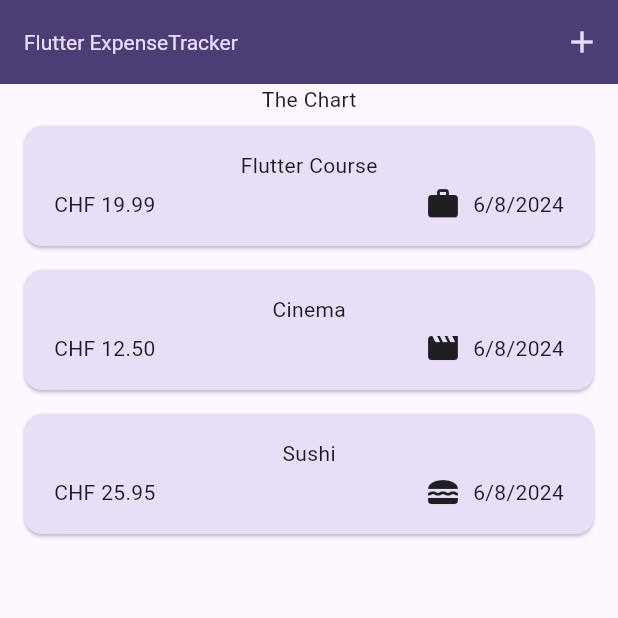
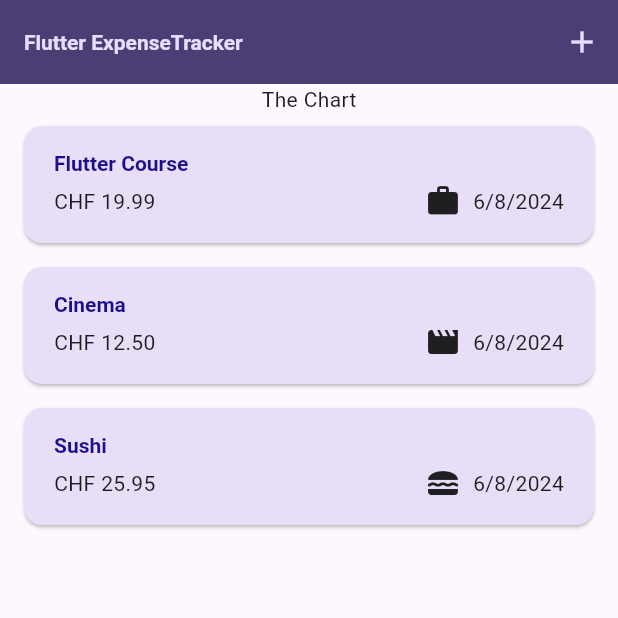
Before and after one commit to stefanobianda/ExpenseTracker, a Flutter app: the screen it shows after launch, on a phone screen of 412 x 824 dp, the top half of it. Run offline on Flutter 3.47's test engine with Material 3 defaults, Android fonts, the phone set to English and light mode, and no system bars.

Commit message:
Using Theme Data in Widgets

```diff
--- a/lib/main.dart
+++ b/lib/main.dart
@@ -24,7 +24,8 @@ void main() {
         ),
         textTheme: ThemeData().textTheme.copyWith(
               titleLarge: const TextStyle(
-                fontWeight: FontWeight.normal,
+                color: Color.fromARGB(255, 29, 15, 137),
+                fontWeight: FontWeight.bold,
                 fontSize: 14,
               ),
             ),
--- a/lib/widgets/expenses_list/expense_item.dart
+++ b/lib/widgets/expenses_list/expense_item.dart
@@ -15,8 +15,12 @@ class ExpenseItem extends StatelessWidget {
           vertical: 16,
         ),
         child: Column(
+          crossAxisAlignment: CrossAxisAlignment.start,
           children: [
-            Text(expense.title),
+            Text(
+              expense.title,
+              style: Theme.of(context).textTheme.titleLarge,
+            ),
             const SizedBox(
               height: 4,
             ),
--- a/lib/widgets/expenses_list/expenses_list.dart
+++ b/lib/widgets/expenses_list/expenses_list.dart
@@ -15,6 +15,12 @@ class ExpenseList extends StatelessWidget {
       itemCount: expenses.length,
       itemBuilder: (ctx, index) => Dismissible(
         key: ValueKey(expenses[index]),
+        background: Container(
+          color: Theme.of(context).colorScheme.error.withOpacity(0.7),
+          margin: EdgeInsets.symmetric(
+            horizontal: Theme.of(context).cardTheme.margin!.horizontal,
+          ),
+        ),
         onDismissed: (direction) {
           onRemoveExpense(expenses[index]);
         },
```
